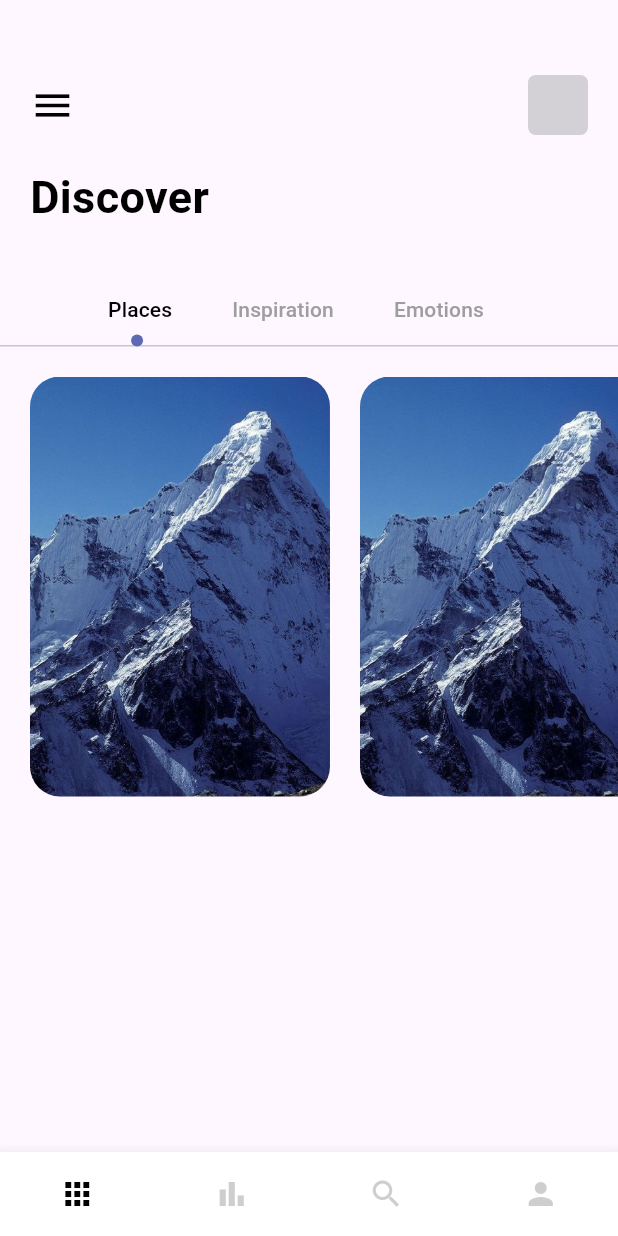
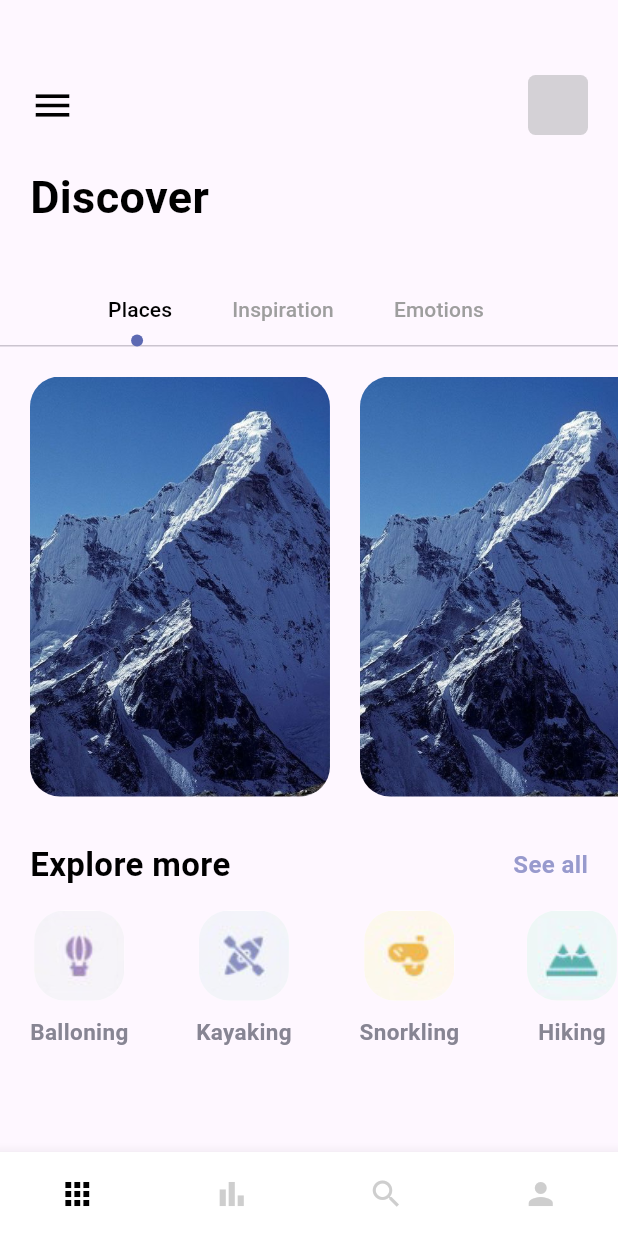
Before and after one commit to WallaceHolanda/travel_app, a Flutter app: the screen it shows after launch, on a phone screen of 412 x 824 dp. Run offline on Flutter 3.47's test engine with Material 2 defaults, Android fonts, the phone set to English and light mode, and no system bars.

Commit message:
feat: adiciona listagem de itens

```diff
--- a/lib/pages/navpages/home_page.dart
+++ b/lib/pages/navpages/home_page.dart
@@ -1,9 +1,5 @@
 import 'package:flutter/material.dart';
-import 'package:travel_app/utils/enums/app_colors.dart';
-import 'package:travel_app/utils/enums/app_strings.dart';
 import 'package:travel_app/utils/enums/enums.dart';
-import 'package:travel_app/widgets/home_page/circle_tab_indicator_widget.dart';
-import 'package:travel_app/widgets/large_text_widget.dart';
 import 'package:travel_app/widgets/widgets.dart';
 
 class HomePage extends StatefulWidget {
@@ -22,7 +18,8 @@ class _HomePageState extends State<HomePage> with TickerProviderStateMixin {
     );
 
     return Scaffold(
-      body: Column(
+      body: SingleChildScrollView(
+        child: Column(
           mainAxisAlignment: MainAxisAlignment.start,
           crossAxisAlignment: CrossAxisAlignment.start,
           children: [
@@ -90,7 +87,55 @@ class _HomePageState extends State<HomePage> with TickerProviderStateMixin {
                 ],
               ),
             ),
+            const SizedBox(height: 30),
+            Padding(
+              padding: const EdgeInsets.symmetric(horizontal: 20),
+              child: Row(
+                mainAxisAlignment: MainAxisAlignment.spaceBetween,
+                children: [
+                  LargeTextWidget(
+                    text: AppStrings.exploreMore.texto,
+                    size: 22,
+                  ),
+                  NormalTextWidget(
+                    text: AppStrings.seeAll.texto,
+                    color: AppColors.textColor1.color,
+                  ),
                 ],
+              ),
+            ),
+            const SizedBox(height: 15),
+            Container(
+              margin: const EdgeInsets.only(left: 20),
+              child: SingleChildScrollView(
+                scrollDirection: Axis.horizontal,
+                child: Wrap(
+                  direction: Axis.horizontal,
+                  spacing: 45,
+                  children: [
+                    ExploreItemWidget(
+                      image: AppImages.balloning.caminho,
+                      text: AppStrings.balloning.texto,
+                    ),
+                    ExploreItemWidget(
+                      image: AppImages.kayaking.caminho,
+                      text: AppStrings.kayaking.texto,
+                    ),
+                    ExploreItemWidget(
+                      image: AppImages.snorkling.caminho,
+                      text: AppStrings.snorkling.texto,
+                    ),
+                    ExploreItemWidget(
+                      image: AppImages.hiking.caminho,
+                      text: AppStrings.hiking.texto,
+                    ),
+                  ],
+                ),
+              ),
+            ),
+            const SizedBox(height: 15),
+          ],
+        ),
       ),
     );
   }
--- a/lib/utils/enums/app_images.dart
+++ b/lib/utils/enums/app_images.dart
@@ -4,6 +4,10 @@ enum AppImages {
   welcomeThree('assets/images/welcome_three.png'),
   button('assets/images/button_one.png'),
   mountain('assets/images/mountain.jpeg'),
+  balloning('assets/images/balloning.png'),
+  hiking('assets/images/hiking.png'),
+  kayaking('assets/images/kayaking.png'),
+  snorkling('assets/images/snorkling.png'),
   ;
 
   final String caminho;
--- a/lib/utils/enums/app_strings.dart
+++ b/lib/utils/enums/app_strings.dart
@@ -13,6 +13,10 @@ enum AppStrings {
   emotions('Emotions'),
   exploreMore('Explore more'),
   seeAll('See all'),
+  balloning('Balloning'),
+  hiking('Hiking'),
+  kayaking('Kayaking'),
+  snorkling('Snorkling'),
   ;
 
   final String texto;
--- /dev/null
+++ b/lib/widgets/home_page/explore_item_widget.dart
@@ -0,0 +1,42 @@
+import 'package:flutter/material.dart';
+import 'package:travel_app/utils/enums/app_colors.dart';
+import 'package:travel_app/widgets/widgets.dart';
+
+class ExploreItemWidget extends StatelessWidget {
+  final String image;
+  final String text;
+
+  const ExploreItemWidget({
+    required this.image,
+    required this.text,
+    super.key,
+  });
+
+  @override
+  Widget build(BuildContext context) {
+    return Column(
+      children: [
+        Container(
+          height: 60,
+          width: 60,
+          decoration: BoxDecoration(
+            borderRadius: BorderRadius.circular(20),
+            color: Colors.white,
+            image: DecorationImage(
+              image: AssetImage(image),
+              fit: BoxFit.cover,
+            ),
+          ),
+        ),
+        Padding(
+          padding: const EdgeInsets.only(top: 10),
+          child: NormalTextWidget(
+            text: text,
+            size: 15,
+            color: AppColors.textColor2.color,
+          ),
+        ),
+      ],
+    );
+  }
+}
--- a/lib/widgets/widgets.dart
+++ b/lib/widgets/widgets.dart
@@ -1,6 +1,7 @@
-export 'normal_text_widget.dart';
-export 'large_text_widget.dart';
-export 'responsive_button_widget.dart';
+export 'common/normal_text_widget.dart';
+export 'common/large_text_widget.dart';
+export 'common/responsive_button_widget.dart';
 export 'home_page/dot_widget.dart';
 export 'home_page/circle_tab_indicator_widget.dart';
 export 'home_page/card_image_widget.dart';
+export 'home_page/explore_item_widget.dart';
```
Also changed, not shown: lib/widgets/common/large_text_widget.dart (renamed from lib/widgets/large_text_widget.dart), lib/widgets/common/normal_text_widget.dart (renamed from lib/widgets/normal_text_widget.dart), lib/widgets/common/responsive_button_widget.dart (renamed from lib/widgets/responsive_button_widget.dart). Lines whose indentation alone changed are shown as unchanged.
